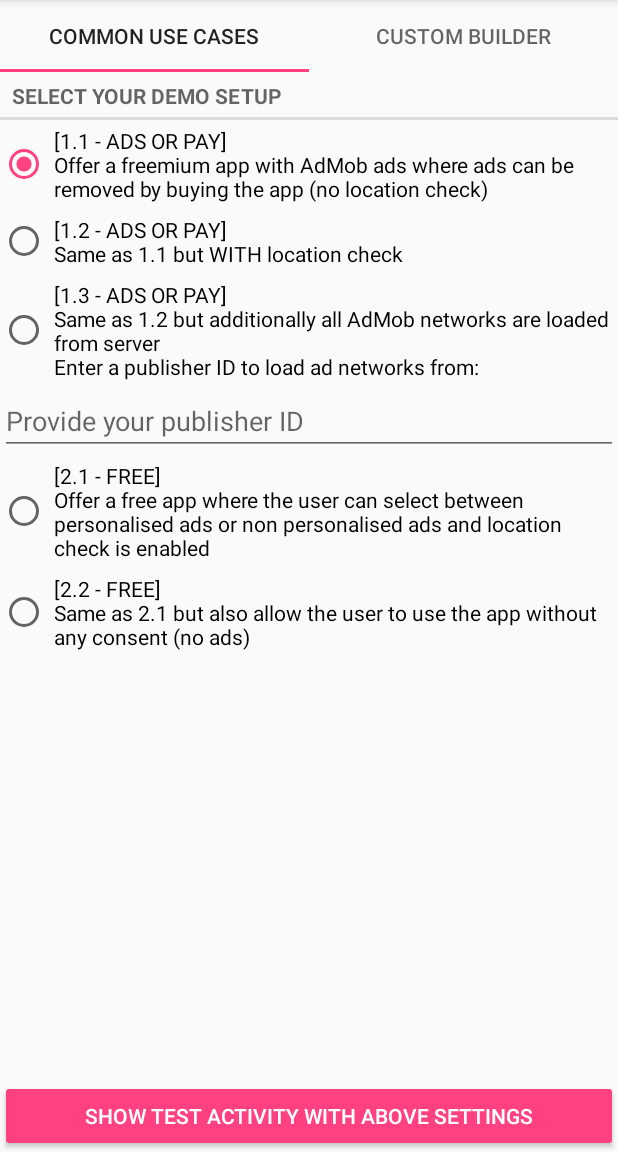
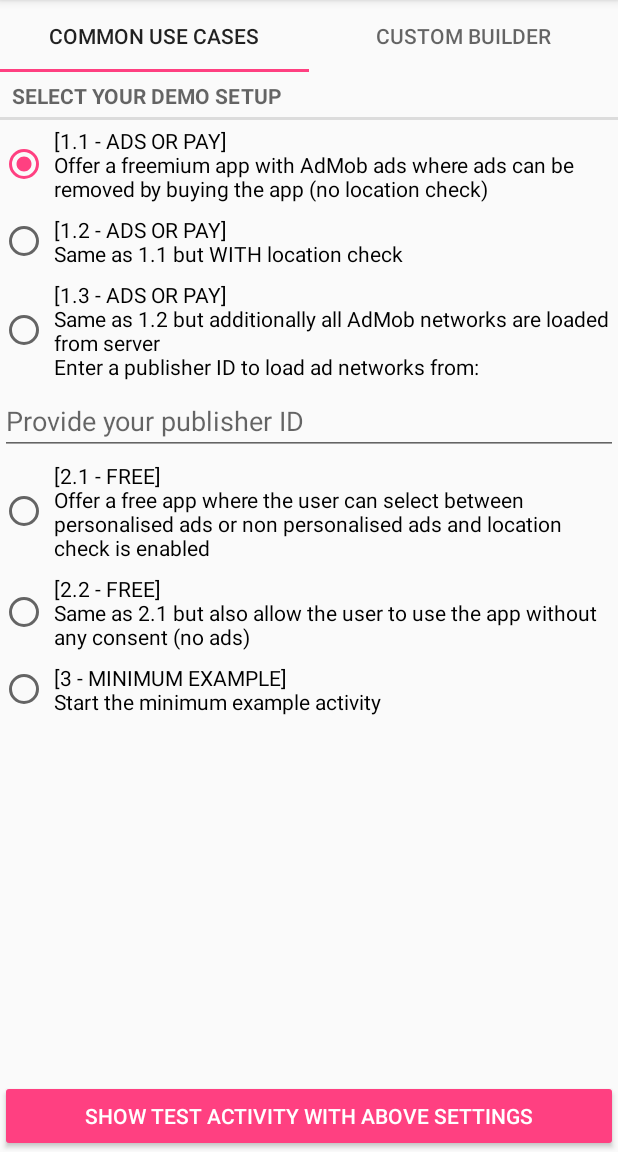
Before and after one commit to MFlisar/GDPRDialog, an Android app: the screen it shows after launch (SetupActivity), on a phone screen of 412 x 824 dp, the part 84-1236 px from its top. Run offline under Robolectric (Android 15) with nearby library versions, the phone set to English and light mode, and no system bars; our stand-ins replace data binding.

Commit message:
added a minimal example

```diff
--- a/app/src/main/AndroidManifest.xml
+++ b/app/src/main/AndroidManifest.xml
@@ -20,6 +20,7 @@
         </activity>
 
         <activity android:name=".DemoActivity"/>
+        <activity android:name=".MinimalDemoActivity"/>
         <activity android:name=".gdpr.DemoGDPRActivity"/>
     </application>
 
--- a/app/src/main/java/com/michaelflisar/gdprdialog/demo/SetupActivity.java
+++ b/app/src/main/java/com/michaelflisar/gdprdialog/demo/SetupActivity.java
@@ -70,6 +70,10 @@ public class SetupActivity extends AppCompatActivity implements View.OnClickList
                         .withCheckRequestLocation(true)
                         .withAllowNoConsent(true);
                 break;
+            case 6:
+                Intent intent = new Intent(this, MinimalDemoActivity.class);
+                startActivity(intent);
+                return;
         }
 
         Intent intent = new Intent(this, DemoActivity.class);
--- a/app/src/main/res/layout/activity_setup.xml
+++ b/app/src/main/res/layout/activity_setup.xml
@@ -1,6 +1,5 @@
 <?xml version="1.0" encoding="utf-8"?>
-<layout
-    xmlns:android="http://schemas.android.com/apk/res/android"
+<layout xmlns:android="http://schemas.android.com/apk/res/android"
     xmlns:app="http://schemas.android.com/apk/res-auto"
     xmlns:tools="http://schemas.android.com/tools">
 
@@ -17,7 +16,7 @@
             android:layout_width="match_parent"
             android:layout_height="wrap_content"
             app:tabGravity="fill"
-            app:tabMode="fixed"/>
+            app:tabMode="fixed" />
 
         <android.support.v4.view.ViewPager
             android:id="@+id/viewpager"
@@ -39,7 +38,7 @@
                         style="?android:attr/listSeparatorTextViewStyle"
                         android:layout_width="match_parent"
                         android:layout_height="wrap_content"
-                        android:text="Select your demo setup"/>
+                        android:text="Select your demo setup" />
 
                     <RadioGroup
                         android:id="@+id/rgSelection"
@@ -52,41 +51,48 @@
                             android:layout_height="wrap_content"
                             android:checked="true"
                             android:padding="4dp"
-                            android:text="[1.1 - ADS OR PAY]\nOffer a freemium app with AdMob ads where ads can be removed by buying the app (no location check)"/>
+                            android:text="[1.1 - ADS OR PAY]\nOffer a freemium app with AdMob ads where ads can be removed by buying the app (no location check)" />
 
                         <RadioButton
                             android:id="@+id/rb2"
                             android:layout_width="wrap_content"
                             android:layout_height="wrap_content"
                             android:padding="4dp"
-                            android:text="[1.2 - ADS OR PAY]\nSame as 1.1 but WITH location check"/>
+                            android:text="[1.2 - ADS OR PAY]\nSame as 1.1 but WITH location check" />
 
                         <RadioButton
                             android:id="@+id/rb3"
                             android:layout_width="wrap_content"
                             android:layout_height="wrap_content"
                             android:padding="4dp"
-                            android:text="[1.3 - ADS OR PAY]\nSame as 1.2 but additionally all AdMob networks are loaded from server\nEnter a publisher ID to load ad networks from:"/>
+                            android:text="[1.3 - ADS OR PAY]\nSame as 1.2 but additionally all AdMob networks are loaded from server\nEnter a publisher ID to load ad networks from:" />
 
                         <EditText
                             android:id="@+id/etPublisherIdCommon"
                             android:layout_width="match_parent"
                             android:layout_height="wrap_content"
-                            android:hint="Provide your publisher ID"/>
+                            android:hint="Provide your publisher ID" />
 
                         <RadioButton
                             android:id="@+id/rb4"
                             android:layout_width="wrap_content"
                             android:layout_height="wrap_content"
                             android:padding="4dp"
-                            android:text="[2.1 - FREE]\nOffer a free app where the user can select between personalised ads or non personalised ads and location check is enabled"/>
+                            android:text="[2.1 - FREE]\nOffer a free app where the user can select between personalised ads or non personalised ads and location check is enabled" />
 
                         <RadioButton
                             android:id="@+id/rb5"
                             android:layout_width="wrap_content"
                             android:layout_height="wrap_content"
                             android:padding="4dp"
-                            android:text="[2.2 - FREE]\nSame as 2.1 but also allow the user to use the app without any consent (no ads)"/>
+                            android:text="[2.2 - FREE]\nSame as 2.1 but also allow the user to use the app without any consent (no ads)" />
+
+                        <RadioButton
+                            android:id="@+id/rb6"
+                            android:layout_width="wrap_content"
+                            android:layout_height="wrap_content"
+                            android:padding="4dp"
+                            android:text="[3 - MINIMUM EXAMPLE]\nStart the minimum example activity" />
 
                     </RadioGroup>
 
@@ -109,110 +115,110 @@
                         style="?android:attr/listSeparatorTextViewStyle"
                         android:layout_width="match_parent"
                         android:layout_height="wrap_content"
-                        android:text="Style"/>
+                        android:text="Style" />
 
                     <CheckBox
                         android:id="@+id/cbShowAsActivity"
                         android:layout_width="match_parent"
                         android:layout_height="wrap_content"
-                        android:text="Use an activity instead of a dialog"/>
+                        android:text="Use an activity instead of a dialog" />
 
                     <CheckBox
                         android:id="@+id/cbBottomSheet"
                         android:layout_width="match_parent"
                         android:layout_height="wrap_content"
-                        android:text="Use a bottom sheet for the dialog style"/>
+                        android:text="Use a bottom sheet for the dialog style" />
 
                     <TextView
                         style="?android:attr/listSeparatorTextViewStyle"
                         android:layout_width="match_parent"
                         android:layout_height="wrap_content"
-                        android:text="Used services"/>
+                        android:text="Used services" />
 
                     <CheckBox
                         android:id="@+id/cbAdServiceOnly"
                         android:layout_width="match_parent"
                         android:layout_height="wrap_content"
-                        android:text="Only use ad service (deselect to use more services)"/>
+                        android:text="Only use ad service (deselect to use more services)" />
 
                     <TextView
                         style="?android:attr/listSeparatorTextViewStyle"
                         android:layout_width="match_parent"
                         android:layout_height="wrap_content"
-                        android:text="AdMob"/>
+                        android:text="AdMob" />
 
                     <CheckBox
                         android:id="@+id/cbAddSomeSubNetworksToAdMob"
                         android:layout_width="match_parent"
                         android:layout_height="wrap_content"
-                        android:text="Add a list of defined ad technology providers to AdMob service"/>
+                        android:text="Add a list of defined ad technology providers to AdMob service" />
 
                     <CheckBox
                         android:id="@+id/cbLoadAdMobProviders"
                         android:layout_width="match_parent"
                         android:layout_height="wrap_content"
-                        android:text="Load ad technology providers for AdMob from Google"/>
+                        android:text="Load ad technology providers for AdMob from Google" />
 
                     <EditText
                         android:id="@+id/etPublisherId"
                         android:layout_width="match_parent"
                         android:layout_height="wrap_content"
-                        android:hint="Provide your publisher ID"/>
+                        android:hint="Provide your publisher ID" />
 
                     <TextView
                         style="?android:attr/listSeparatorTextViewStyle"
                         android:layout_width="match_parent"
                         android:layout_height="wrap_content"
-                        android:text="Paid version"/>
+                        android:text="Paid version" />
 
                     <CheckBox
                         android:id="@+id/cbHasPaidVersion"
                         android:layout_width="match_parent"
                         android:layout_height="wrap_content"
-                        android:text="Has paid version"/>
+                        android:text="Has paid version" />
 
                     <CheckBox
                         android:id="@+id/cbAllowNonPersonalisedForPaidVersions"
                         android:layout_width="match_parent"
                         android:layout_height="wrap_content"
                         android:layout_marginLeft="16dp"
-                        android:text="Allow to use non personalised data"/>
+                        android:text="Allow to use non personalised data" />
 
                     <TextView
                         style="?android:attr/listSeparatorTextViewStyle"
                         android:layout_width="match_parent"
                         android:layout_height="wrap_content"
-                        android:text="No consent handling"/>
+                        android:text="No consent handling" />
 
                     <CheckBox
                         android:id="@+id/cbAllowNoConsent"
                         android:layout_width="match_parent"
                         android:layout_height="wrap_content"
-                        android:text="Allow to use the app without any consent (either personal nor non personal)"/>
+                        android:text="Allow to use the app without any consent (either personal nor non personal)" />
 
                     <TextView
                         style="?android:attr/listSeparatorTextViewStyle"
                         android:layout_width="match_parent"
                         android:layout_height="wrap_content"
-                        android:text="Special settings"/>
+                        android:text="Special settings" />
 
                     <CheckBox
                         android:id="@+id/cbAskNonPersonalised"
                         android:layout_width="match_parent"
                         android:layout_height="wrap_content"
-                        android:text="Explicitly ask for consent for non personalised data usage"/>
+                        android:text="Explicitly ask for consent for non personalised data usage" />
 
                     <CheckBox
                         android:id="@+id/cbAskForAge"
                         android:layout_width="match_parent"
                         android:layout_height="wrap_content"
-                        android:text="Explicitly ask for users age confirmation"/>
+                        android:text="Explicitly ask for users age confirmation" />
 
                     <CheckBox
                         android:id="@+id/cbCheckRequestLocation"
                         android:layout_width="match_parent"
                         android:layout_height="wrap_content"
-                        android:text="Check if request location is in EAA"/>
+                        android:text="Check if request location is in EAA" />
 
                     <CheckBox
                         android:id="@+id/cbCheckRequestLocationFallbackTelephonyManager"
@@ -220,7 +226,7 @@
                         android:layout_height="wrap_content"
                         android:layout_marginLeft="16dp"
                         android:enabled="false"
-                        android:text="Use TelephonyManager as fallback method to find out location"/>
+                        android:text="Use TelephonyManager as fallback method to find out location" />
 
                     <CheckBox
                         android:id="@+id/cbCheckRequestLocationFallbackTimeZone"
@@ -228,13 +234,13 @@
                         android:layout_height="wrap_content"
                         android:layout_marginLeft="16dp"
                         android:enabled="false"
-                        android:text="Use TimeZone as fallback method to find out location"/>
+                        android:text="Use TimeZone as fallback method to find out location" />
 
                     <CheckBox
                         android:id="@+id/cbForceSelection"
                         android:layout_width="match_parent"
                         android:layout_height="wrap_content"
-                        android:text="Force user to make a choice"/>
+                        android:text="Force user to make a choice" />
 
                 </LinearLayout>
 
@@ -248,7 +254,7 @@
             android:layout_width="match_parent"
             android:layout_height="wrap_content"
             android:onClick="onClick"
-            android:text="Show test activity with above settings"/>
+            android:text="Show test activity with above settings" />
 
     </LinearLayout>
 
```
Also changed, not shown: app/src/main/java/com/michaelflisar/gdprdialog/demo/MinimalDemoActivity.java (added, +53 -0 lines), app/src/main/res/layout/activity_simple_demo.xml (added, +24 -0 lines), 1 other file.
